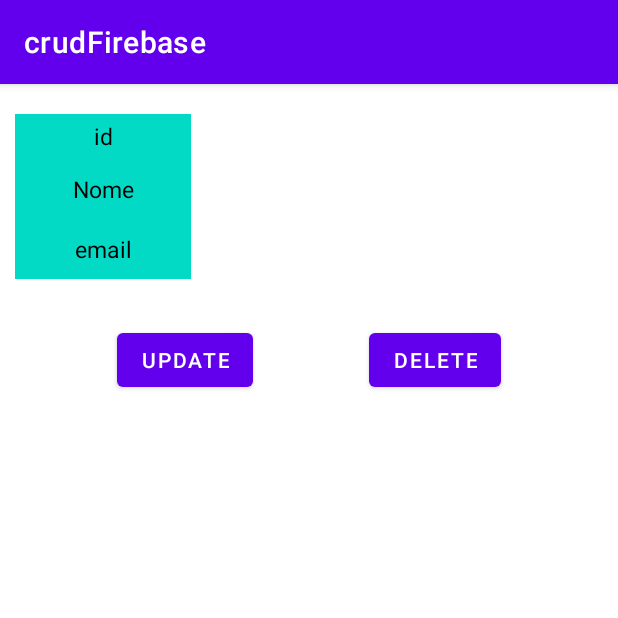
After one commit to alvarengaricardo/crudFirebase, an Android app: the FriendDetailsActivity screen opened directly, with no data from a screen before it, on a phone screen of 412 x 824 dp, the top half of it. The commit adds this screen. Run offline under Robolectric (Android 15) with nearby library versions, the phone set to English and light mode, and no system bars; our stand-ins replace Firebase (no records; nobody signed in at launch, a user with empty details on screens opened directly).

Commit message:
funções update e delete

```diff
--- a/app/src/main/AndroidManifest.xml
+++ b/app/src/main/AndroidManifest.xml
@@ -25,6 +25,10 @@
         </activity>
         <activity android:name=".InsertionActivity"
             android:screenOrientation="portrait"></activity>
+        <activity android:name="FetchingActivity"
+            android:screenOrientation="portrait"></activity>
+        <activity android:name=".FriendDetailsActivity"
+            android:screenOrientation="portrait"></activity>
     </application>
 
 </manifest>
--- /dev/null
+++ b/app/src/main/java/com/example/crudfirebase/FriendDetailsActivity.kt
@@ -0,0 +1,122 @@
+package com.example.crudfirebase
+
+import android.content.Intent
+import android.os.Bundle
+import android.widget.Button
+import android.widget.EditText
+import android.widget.TextView
+import android.widget.Toast
+import androidx.appcompat.app.AlertDialog
+import androidx.appcompat.app.AppCompatActivity
+import com.google.firebase.database.FirebaseDatabase
+
+class FriendDetailsActivity : AppCompatActivity() {
+    private lateinit var tvId: TextView
+    private lateinit var tvName: TextView
+    private lateinit var tvEmail: TextView
+    private lateinit var btnUpdate: Button
+    private lateinit var btnDelete: Button
+
+    override fun onCreate(savedInstanceState: Bundle?) {
+        super.onCreate(savedInstanceState)
+        setContentView(R.layout.activity_friend_details)
+
+        initView()
+        setValuesToViews()
+
+        btnUpdate.setOnClickListener {
+            openUpdateDialog(
+                intent.getStringExtra("id").toString(),
+                intent.getStringExtra("name").toString()
+            )
+        }
+        btnDelete.setOnClickListener {
+            deleteRecord(
+                intent.getStringExtra("id").toString()
+            )
+        }
+    }
+
+    private fun initView() {
+        tvId = findViewById(R.id.tvId)
+        tvName = findViewById(R.id.tvName)
+        tvEmail = findViewById(R.id.tvEmail)
+
+        btnUpdate = findViewById(R.id.btnUpdate)
+        btnDelete = findViewById(R.id.btnDelete)
+    }
+
+    private fun setValuesToViews() {
+        tvId.text = intent.getStringExtra("id")
+        tvName.text = intent.getStringExtra("name")
+        tvEmail.text = intent.getStringExtra("email")
+    }
+
+    private fun deleteRecord(
+        id: String
+    ) {
+        val dbRef = FirebaseDatabase.getInstance().getReference("Friends").child(id)
+        val mTask = dbRef.removeValue()
+
+        mTask.addOnSuccessListener {
+            Toast.makeText(this, "Dados deletados!", Toast.LENGTH_LONG).show()
+
+            val intent = Intent(this, FetchingActivity::class.java)
+            finish()
+            startActivity(intent)
+        }.addOnFailureListener { error ->
+            Toast.makeText(this, "Deleting Err ${error.message}", Toast.LENGTH_LONG).show()
+        }
+    }
+
+    private fun openUpdateDialog(
+        id: String,
+        name: String
+    ) {
+        val mDialog = AlertDialog.Builder(this)
+        val inflater = layoutInflater
+        val mDialogView = inflater.inflate(R.layout.update_dialog, null)
+
+        mDialog.setView(mDialogView)
+
+        val etName = mDialogView.findViewById<EditText>(R.id.etName)
+        val etEmail = mDialogView.findViewById<EditText>(R.id.etEmail)
+
+        val btnUpdateData = mDialogView.findViewById<Button>(R.id.btnUpdateData)
+
+        etName.setText(intent.getStringExtra("name").toString())
+        etEmail.setText(intent.getStringExtra("email").toString())
+
+        mDialog.setTitle("Updating $name Record")
+
+        val alertDialog = mDialog.create()
+        alertDialog.show()
+
+        btnUpdateData.setOnClickListener {
+            updateFriendData(
+                id,
+                etName.text.toString(),
+                etEmail.text.toString()
+            )
+
+            Toast.makeText(applicationContext, "Dados atualizados!", Toast.LENGTH_LONG).show()
+
+            //we are setting updated data to our textviews
+            tvName.text = etName.text.toString()
+            tvEmail.text = etEmail.text.toString()
+
+            alertDialog.dismiss()
+        }
+    }
+
+    private fun updateFriendData(
+        id: String,
+        name: String,
+        email: String
+    ) {
+        val dbRef = FirebaseDatabase.getInstance().getReference("Friends").child(id)
+        val friendInfo = FriendModel(id, name, email)
+        dbRef.setValue(friendInfo)
+    }
+
+}
--- a/app/src/main/java/com/example/crudfirebase/MainActivity.kt
+++ b/app/src/main/java/com/example/crudfirebase/MainActivity.kt
@@ -23,6 +23,8 @@ class MainActivity : AppCompatActivity() {
         }
 
         btnFetchData.setOnClickListener {
+            val intent = Intent(this, FetchingActivity::class.java)
+            startActivity(intent)
         }
     }
 }
--- /dev/null
+++ b/app/src/main/res/layout/activity_friend_details.xml
@@ -0,0 +1,171 @@
+<?xml version="1.0" encoding="utf-8"?>
+<androidx.constraintlayout.widget.ConstraintLayout xmlns:android="http://schemas.android.com/apk/res/android"
+    xmlns:app="http://schemas.android.com/apk/res-auto"
+    xmlns:tools="http://schemas.android.com/tools"
+    android:layout_width="match_parent"
+    android:layout_height="match_parent"
+    tools:context=".FriendDetailsActivity">
+
+    <Button
+        android:id="@+id/btnUpdate"
+        android:layout_width="wrap_content"
+        android:layout_height="wrap_content"
+        android:layout_marginTop="30dp"
+        android:text="Update"
+        app:layout_constraintEnd_toStartOf="@+id/btnDelete"
+        app:layout_constraintHorizontal_bias="0.5"
+        app:layout_constraintStart_toStartOf="parent"
+        app:layout_constraintTop_toBottomOf="@id/linearLayout" />
+
+    <Button
+        android:id="@+id/btnDelete"
+        android:layout_width="wrap_content"
+        android:layout_height="wrap_content"
+        android:layout_marginTop="30dp"
+        android:text="Delete"
+        app:layout_constraintEnd_toEndOf="parent"
+        app:layout_constraintHorizontal_bias="0.5"
+        app:layout_constraintStart_toEndOf="@+id/btnUpdate"
+        app:layout_constraintTop_toBottomOf="@id/linearLayout" />
+
+    <LinearLayout
+        android:id="@+id/linearLayout"
+        android:layout_width="match_parent"
+        android:layout_height="wrap_content"
+        android:orientation="vertical"
+        app:layout_constraintEnd_toEndOf="parent"
+        app:layout_constraintStart_toStartOf="parent"
+        app:layout_constraintTop_toTopOf="parent">
+
+        <LinearLayout
+            android:id="@+id/id_lin"
+            android:layout_width="match_parent"
+            android:layout_height="30dp"
+            android:layout_marginLeft="10dp"
+            android:layout_marginTop="20dp"
+            android:layout_marginRight="10dp"
+            android:orientation="horizontal"
+            android:weightSum="2">
+
+            <LinearLayout
+                android:layout_width="0dp"
+                android:layout_height="match_parent"
+                android:layout_weight="0.6"
+                android:background="@color/teal_200">
+
+                <TextView
+                    android:layout_width="match_parent"
+                    android:layout_height="wrap_content"
+                    android:layout_gravity="center"
+                    android:gravity="center"
+                    android:text="id"
+                    android:textColor="@color/black"
+                    android:textSize="15sp" />
+
+            </LinearLayout>
+
+            <LinearLayout
+                android:layout_width="0dp"
+                android:layout_height="match_parent"
+                android:layout_weight="1.4">
+
+                <TextView
+                    android:id="@+id/tvId"
+                    android:layout_width="match_parent"
+                    android:layout_height="wrap_content"
+                    android:layout_gravity="center"
+                    android:gravity="center"
+                    android:text=""
+                    android:textColor="@color/black"
+                    android:textSize="15sp"/>
+
+            </LinearLayout>
+        </LinearLayout>
+
+        <LinearLayout
+            android:id="@+id/contact_lin"
+            android:layout_width="match_parent"
+            android:layout_height="40dp"
+            android:layout_marginLeft="10dp"
+            android:layout_marginRight="10dp"
+            android:orientation="horizontal"
+            android:weightSum="2">
+
+            <LinearLayout
+                android:layout_width="0dp"
+                android:layout_height="match_parent"
+                android:layout_weight="0.6"
+                android:background="@color/teal_200">
+
+                <TextView
+                    android:layout_width="match_parent"
+                    android:layout_height="wrap_content"
+                    android:layout_gravity="center"
+                    android:gravity="center"
+                    android:text="Nome"
+                    android:textColor="@color/black"
+                    android:textSize="15sp" />
+
+            </LinearLayout>
+
+            <LinearLayout
+                android:layout_width="0dp"
+                android:layout_height="match_parent"
+                android:layout_weight="1.4">
+
+                <TextView
+                    android:id="@+id/tvName"
+                    android:layout_width="match_parent"
+                    android:layout_height="wrap_content"
+                    android:layout_gravity="center"
+                    android:gravity="center"
+                    android:text=""
+                    android:textColor="@color/black"
+                    android:textSize="15sp"/>
+
+            </LinearLayout>
+        </LinearLayout>
+        <LinearLayout
+
+            android:layout_width="match_parent"
+            android:layout_height="40dp"
+            android:layout_marginLeft="10dp"
+            android:layout_marginRight="10dp"
+            android:orientation="horizontal"
+            android:weightSum="2">
+
+            <LinearLayout
+                android:layout_width="0dp"
+                android:layout_height="match_parent"
+                android:layout_weight="0.6"
+                android:background="@color/teal_200">
+
+                <TextView
+                    android:layout_width="match_parent"
+                    android:layout_height="wrap_content"
+                    android:layout_gravity="center"
+                    android:gravity="center"
+                    android:text="email"
+                    android:textColor="@color/black"
+                    android:textSize="15sp"/>
+
+            </LinearLayout>
+            <LinearLayout
+                android:layout_width="0dp"
+                android:layout_height="match_parent"
+                android:layout_weight="1.4">
+
+                <TextView
+                    android:id="@+id/tvEmail"
+                    android:layout_width="match_parent"
+                    android:layout_height="wrap_content"
+                    android:layout_gravity="center"
+                    android:gravity="center"
+                    android:text=""
+                    android:textColor="@color/black"
+                    android:textSize="15sp"/>
+
+            </LinearLayout>
+        </LinearLayout>
+    </LinearLayout>
+</androidx.constraintlayout.widget.ConstraintLayout>
--- a/app/src/main/res/layout/activity_insertion.xml
+++ b/app/src/main/res/layout/activity_insertion.xml
@@ -31,8 +31,6 @@
         app:layout_constraintStart_toStartOf="parent"
         app:layout_constraintTop_toBottomOf="@+id/name" />
 
-
-
     <Button
         android:id="@+id/btnSave"
         android:layout_width="wrap_content"
```
Also changed, not shown: app/src/main/java/com/example/crudfirebase/FetchingActivity.kt (added, +75 -0 lines), app/src/main/java/com/example/crudfirebase/FriendAdapter.kt (added, +47 -0 lines), app/src/main/res/layout/activity_fetching.xml (added, +37 -0 lines), app/src/main/res/layout/emp_list_item.xml (added, +37 -0 lines), app/src/main/res/layout/update_dialog.xml (added, +32 -0 lines).
